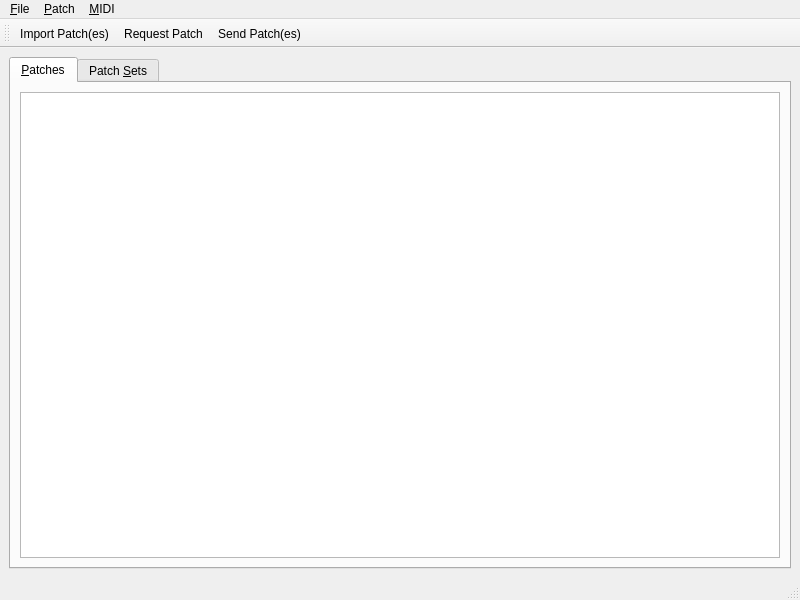
The window that ui/refacedxlib.ui (SpotlightKid/reface-dx-lib) describes before a commit, drawn with Qt 5.
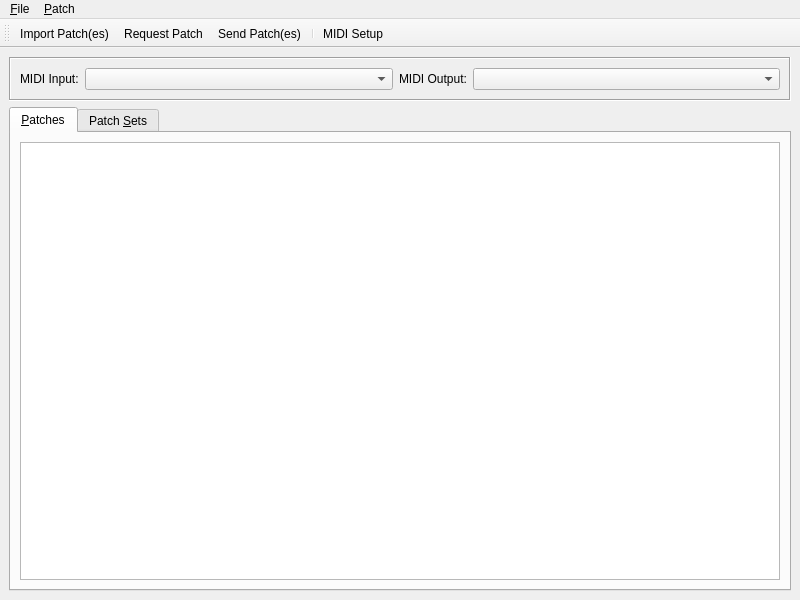
The same window after the commit. Icons and pictures are not drawn.

Commit message: Refactor and redesign MIDI port selection

What changed in the file:
```diff
--- a/ui/refacedxlib.ui
+++ b/ui/refacedxlib.ui
@@ -18,6 +18,82 @@
   </property>
   <widget class="QWidget" name="centralwidget">
    <layout class="QVBoxLayout" name="verticalLayout">
+    <item>
+     <widget class="QFrame" name="midi_setup">
+      <property name="enabled">
+       <bool>true</bool>
+      </property>
+      <property name="frameShape">
+       <enum>QFrame::Box</enum>
+      </property>
+      <property name="frameShadow">
+       <enum>QFrame::Sunken</enum>
+      </property>
+      <layout class="QHBoxLayout" name="midi_selectors">
+       <item>
+        <widget class="QLabel" name="midiin_label">
+         <property name="sizePolicy">
+          <sizepolicy hsizetype="Minimum" vsizetype="Preferred">
+           <horstretch>0</horstretch>
+           <verstretch>0</verstretch>
+          </sizepolicy>
+         </property>
+         <property name="midLineWidth">
+          <number>0</number>
+         </property>
+         <property name="text">
+          <string>MIDI Input:</string>
+         </property>
+         <property name="alignment">
+          <set>Qt::AlignLeading|Qt::AlignLeft|Qt::AlignVCenter</set>
+         </property>
+        </widget>
+       </item>
+       <item>
+        <widget class="QComboBox" name="midiin_cb">
+         <property name="sizePolicy">
+          <sizepolicy hsizetype="Preferred" vsizetype="Fixed">
+           <horstretch>1</horstretch>
+           <verstretch>0</verstretch>
+          </sizepolicy>
+         </property>
+         <property name="minimumContentsLength">
+          <number>25</number>
+         </property>
+        </widget>
+       </item>
+       <item>
+        <widget class="QLabel" name="midiout_label">
+         <property name="sizePolicy">
+          <sizepolicy hsizetype="Minimum" vsizetype="Preferred">
+           <horstretch>0</horstretch>
+           <verstretch>0</verstretch>
+          </sizepolicy>
+         </property>
+         <property name="text">
+          <string>MIDI Output:</string>
+         </property>
+         <property name="alignment">
+          <set>Qt::AlignLeading|Qt::AlignLeft|Qt::AlignVCenter</set>
+         </property>
+        </widget>
+       </item>
+       <item>
+        <widget class="QComboBox" name="midiout_cb">
+         <property name="sizePolicy">
+          <sizepolicy hsizetype="Preferred" vsizetype="Fixed">
+           <horstretch>1</horstretch>
+           <verstretch>0</verstretch>
+          </sizepolicy>
+         </property>
+         <property name="minimumContentsLength">
+          <number>25</number>
+         </property>
+        </widget>
+       </item>
+      </layout>
+     </widget>
+    </item>
     <item>
      <widget class="QTabWidget" name="tabbox_patchlists">
       <property name="minimumSize">
@@ -96,11 +172,6 @@
     <addaction name="separator"/>
     <addaction name="action_quit"/>
    </widget>
-   <widget class="QMenu" name="menu_MIDI">
-    <property name="title">
-     <string>&amp;MIDI</string>
-    </property>
-   </widget>
    <widget class="QMenu" name="menu_Patch">
     <property name="title">
      <string>&amp;Patch</string>
@@ -113,9 +184,7 @@
    </widget>
    <addaction name="menu_File"/>
    <addaction name="menu_Patch"/>
-   <addaction name="menu_MIDI"/>
   </widget>
-  <widget class="QStatusBar" name="statusbar"/>
   <widget class="QToolBar" name="toolBar">
    <property name="windowTitle">
     <string>toolBar</string>
@@ -129,6 +198,8 @@
    <addaction name="action_import"/>
    <addaction name="action_request"/>
    <addaction name="action_send"/>
+   <addaction name="separator"/>
+   <addaction name="action_midi"/>
   </widget>
   <action name="action_quit">
    <property name="icon">
@@ -234,6 +305,17 @@
     <string>Ctrl+O</string>
    </property>
   </action>
+  <action name="action_midi">
+   <property name="icon">
+    <iconset theme="audio-card"/>
+   </property>
+   <property name="text">
+    <string>MIDI Setup</string>
+   </property>
+   <property name="toolTip">
+    <string>Show MIDI input and ouput port selection</string>
+   </property>
+  </action>
  </widget>
  <resources/>
  <connections/>
```
The commit also changes 3 other files.
